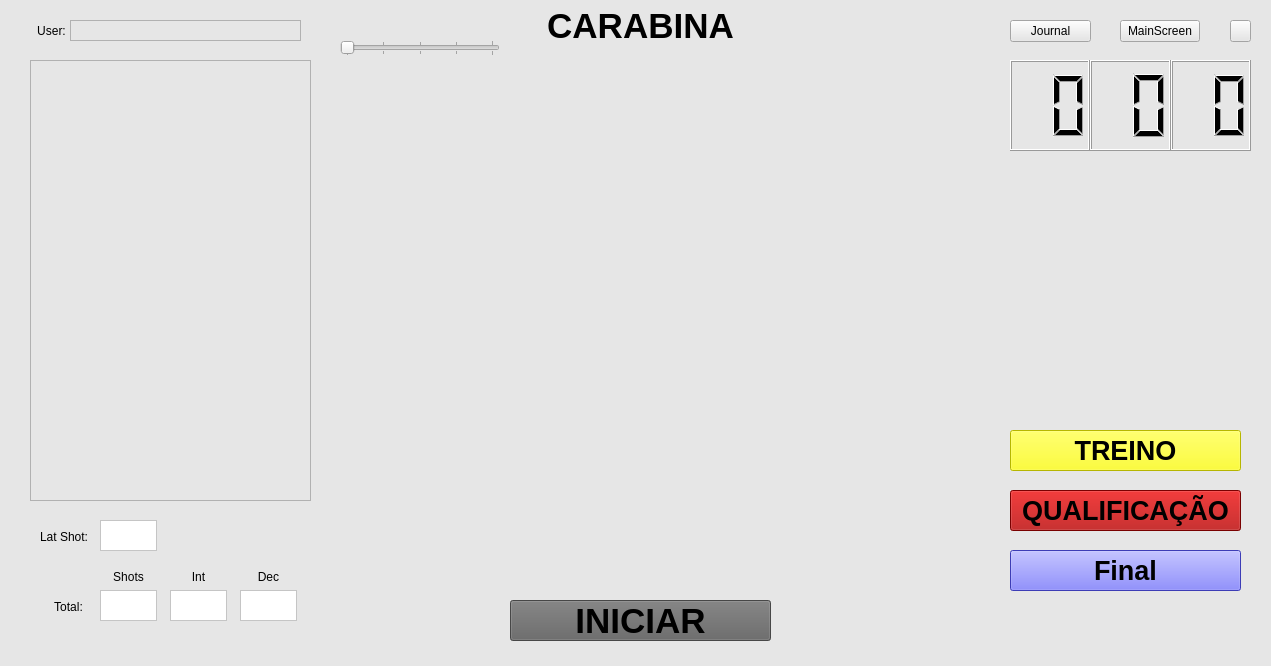
Qt form central_pc/gui/riflewindow.ui (xBogas/ES-SACA) before a commit.
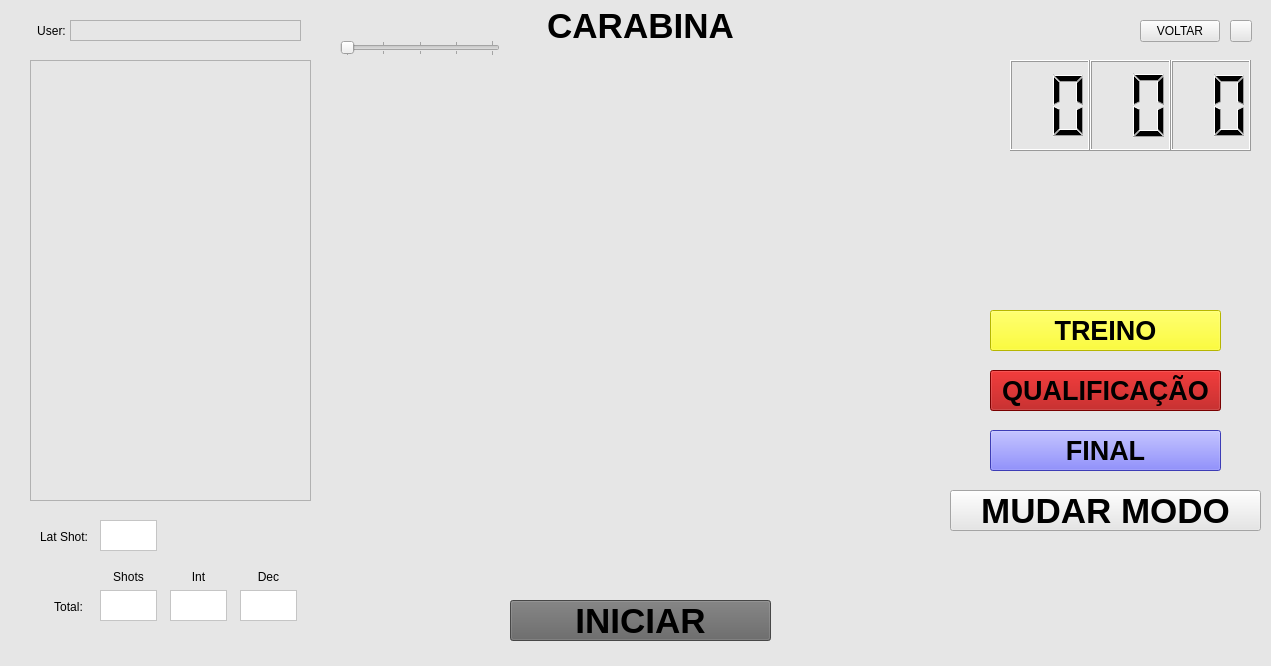
The same form after that commit. Icons and pictures are not drawn.

Commit message: GUI modified, adding icons on exitButtons and backButtons

Patch:
```diff
--- a/central_pc/gui/riflewindow.ui
+++ b/central_pc/gui/riflewindow.ui
@@ -107,7 +107,7 @@
      <rect>
       <x>1230</x>
       <y>20</y>
-      <width>21</width>
+      <width>22</width>
       <height>22</height>
      </rect>
     </property>
@@ -182,8 +182,8 @@
    <widget class="QPushButton" name="MatchButton">
     <property name="geometry">
      <rect>
-      <x>1010</x>
-      <y>490</y>
+      <x>990</x>
+      <y>370</y>
       <width>231</width>
       <height>41</height>
      </rect>
@@ -287,8 +287,8 @@
    <widget class="QPushButton" name="PracticeButton">
     <property name="geometry">
      <rect>
-      <x>1010</x>
-      <y>430</y>
+      <x>990</x>
+      <y>310</y>
       <width>231</width>
       <height>41</height>
      </rect>
@@ -325,14 +325,14 @@
    <widget class="QPushButton" name="MainButton">
     <property name="geometry">
      <rect>
-      <x>1120</x>
+      <x>1140</x>
       <y>20</y>
       <width>80</width>
       <height>22</height>
      </rect>
     </property>
     <property name="text">
-     <string>MainScreen</string>
+     <string>VOLTAR</string>
     </property>
    </widget>
    <widget class="QLabel" name="label_2">
@@ -398,8 +398,8 @@
    <widget class="QPushButton" name="FinalButton">
     <property name="geometry">
      <rect>
-      <x>1010</x>
-      <y>550</y>
+      <x>990</x>
+      <y>430</y>
       <width>231</width>
       <height>41</height>
      </rect>
@@ -414,7 +414,7 @@
      <string notr="true">background-color: rgb(85, 85, 255);</string>
     </property>
     <property name="text">
-     <string>Final</string>
+     <string>FINAL</string>
     </property>
    </widget>
    <widget class="QLabel" name="label_3">
@@ -433,19 +433,6 @@
      <set>Qt::AlignCenter</set>
     </property>
    </widget>
-   <widget class="QPushButton" name="JournalButton">
-    <property name="geometry">
-     <rect>
-      <x>1010</x>
-      <y>20</y>
-      <width>81</width>
-      <height>22</height>
-     </rect>
-    </property>
-    <property name="text">
-     <string>Journal</string>
-    </property>
-   </widget>
    <widget class="QLabel" name="total_dec_2">
     <property name="geometry">
      <rect>
@@ -490,6 +477,28 @@
      <string>INICIAR</string>
     </property>
    </widget>
+   <widget class="QPushButton" name="switchButton">
+    <property name="geometry">
+     <rect>
+      <x>950</x>
+      <y>490</y>
+      <width>311</width>
+      <height>41</height>
+     </rect>
+    </property>
+    <property name="font">
+     <font>
+      <pointsize>26</pointsize>
+      <bold>true</bold>
+     </font>
+    </property>
+    <property name="styleSheet">
+     <string notr="true">background-color: rgb(230, 230, 230);</string>
+    </property>
+    <property name="text">
+     <string>MUDAR MODO</string>
+    </property>
+   </widget>
   </widget>
  </widget>
  <resources/>
```
Left out of the diff: 2 changed lines with no effect on the pictures. The commit also changes 14 other files.
